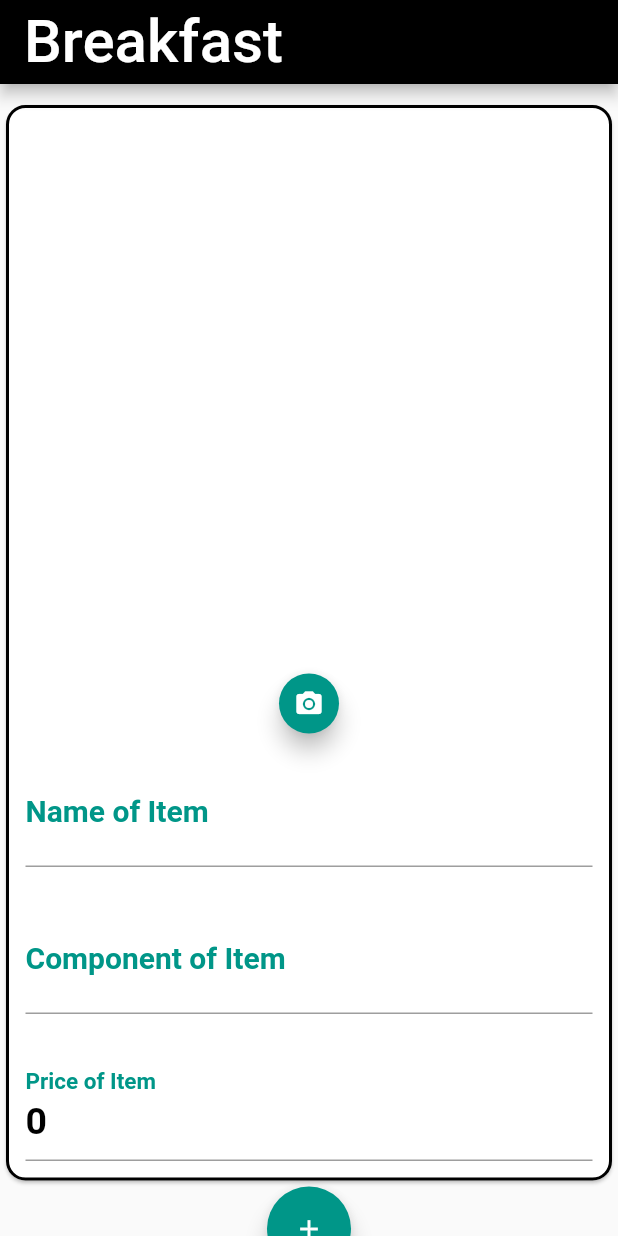
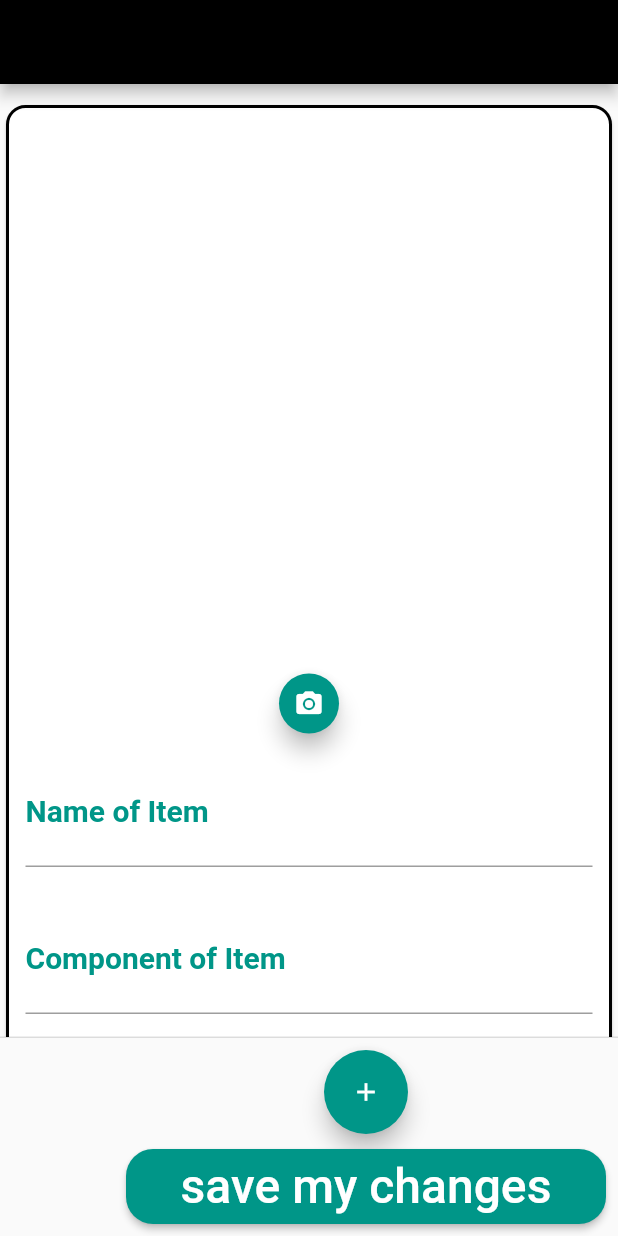
Before and after one commit to fayruozAtef/managerwebapp, a Flutter app: the details screen opened directly with empty values, after a tap on the "add" icon, on a phone screen of 412 x 824 dp. Run offline on Flutter 3.47's test engine with Material 2 defaults, Android fonts, the phone set to English and light mode, and no system bars; our stand-ins replace barcode_widget, cloud_firestore, file_picker, firebase_auth, firebase_core, firebase_storage and 1 more; missing offline and left inert: dart:html; accounts and stored records are empty.

```diff
--- a/lib/widgets/update_menu.dart
+++ b/lib/widgets/update_menu.dart
@@ -3,6 +3,7 @@ import 'package:firebase_core/firebase_core.dart';
 import 'package:flutter/material.dart';
 import 'package:firebase_storage/firebase_storage.dart' as firebase_storage;
 import 'package:file_picker/file_picker.dart';
+import 'package:managerweb/widgets/totalPayment.dart';
 import 'dart:typed_data';
 import 'package:uuid/uuid.dart';
 
@@ -83,7 +84,7 @@ MyAppState({Key? key, required this.title2}) : super();
   Widget build(BuildContext context) {
     return Scaffold(
       appBar: AppBar(
-        title: Text('Breakfast', style: TextStyle(color: Colors.white, fontSize: 40,)),
+        title: Text(title2, style: TextStyle(color: Colors.white, fontSize: 40,)),
         backgroundColor: Colors.black,
         automaticallyImplyLeading: false,
       ),
@@ -190,31 +191,34 @@ MyAppState({Key? key, required this.title2}) : super();
                     ),
                   ),
                 ),
-              FloatingActionButton(
-                child: Icon(Icons.add, color: Colors.white, size: 20),
-                onPressed: () async{
-                  setState(() {
-                    currentname.add('');
-                    currentcomponent.add('');
-                    currentprice.add(0);
-                    imageUrl.add('');
-                  });
-                },
-                backgroundColor: Colors.teal,
-                mini: false,
-              ),
-              Padding(padding: const EdgeInsets.fromLTRB(0, 13, 0, 13),
-                child:ElevatedButton(
-                  style:ButtonStyle(backgroundColor:MaterialStateProperty.all<Color>(Colors.teal),
-                      fixedSize:MaterialStateProperty.all(Size(320,50)),
-                      shape:MaterialStateProperty.all<RoundedRectangleBorder>(RoundedRectangleBorder(
-                          borderRadius:BorderRadius.circular(18)
-                      ))
-                  ),
-                  onPressed: () {
-                    final isValid = formkey.currentState!.validate();
-                    if(isValid==true ){
-                      for(int i=0;i<currentname.length;i++) {
+
+
+            ],
+          ),
+        ),
+      ),
+      persistentFooterButtons: [
+        Column(
+          children: [
+           buildNavigateButton(),
+            SizedBox(height: 10,),
+            buildNavigateButton2(),
+          ],
+        ),
+      ],
+    );
+  }
+  Widget buildNavigateButton2()=>ElevatedButton(
+    style:ButtonStyle(backgroundColor:MaterialStateProperty.all<Color>(Colors.teal),
+        fixedSize:MaterialStateProperty.all(Size(320,50)),
+        shape:MaterialStateProperty.all<RoundedRectangleBorder>(RoundedRectangleBorder(
+            borderRadius:BorderRadius.circular(18)
+        ))
+    ),
+    onPressed: () {
+      // final isValid = formkey.currentState!.validate();
+      // if(isValid==true ){
+      /*for(int i=0;i<currentname.length;i++) {
                         if(i>=listid.length){
                           if(currentprice[i]!=0) {
                             bff.add({"name": currentname[i], "component": currentcomponent[i], "price": currentprice[i], "imagepath": imageUrl[i]
@@ -224,19 +228,25 @@ MyAppState({Key? key, required this.title2}) : super();
                         else {
                           updateData(i, currentname, currentcomponent, currentprice, imageUrl);
                         }
-                      }
-                      /*Navigator.of(context).push(
-                          MaterialPageRoute(
-                              builder: (context) =>));*/
-                    }
-                  },
-                  child: Text('save my changes',style:TextStyle(fontSize: 32)),
-                ),
-              ),
-            ],
-          ),
-        ),
-      ),
-    );
-  }
+                      }*/
+      Navigator.of(context).push(
+          MaterialPageRoute(
+              builder: (context) =>payment()));
+      //  }
+    },
+    child: Text('save my changes',style:TextStyle(fontSize: 32)),
+  );
+  Widget buildNavigateButton()=>FloatingActionButton(
+    child: Icon(Icons.add, color: Colors.white, size: 20),
+    onPressed: () async{
+      setState(() {
+        currentname.add('');
+        currentcomponent.add('');
+        currentprice.add(0);
+        imageUrl.add('');
+      });
+    },
+    backgroundColor: Colors.teal,
+    mini: false,
+  );
 }
```
Also changed, not shown: lib/widgets/update_categories.dart (+64 -46 lines).
